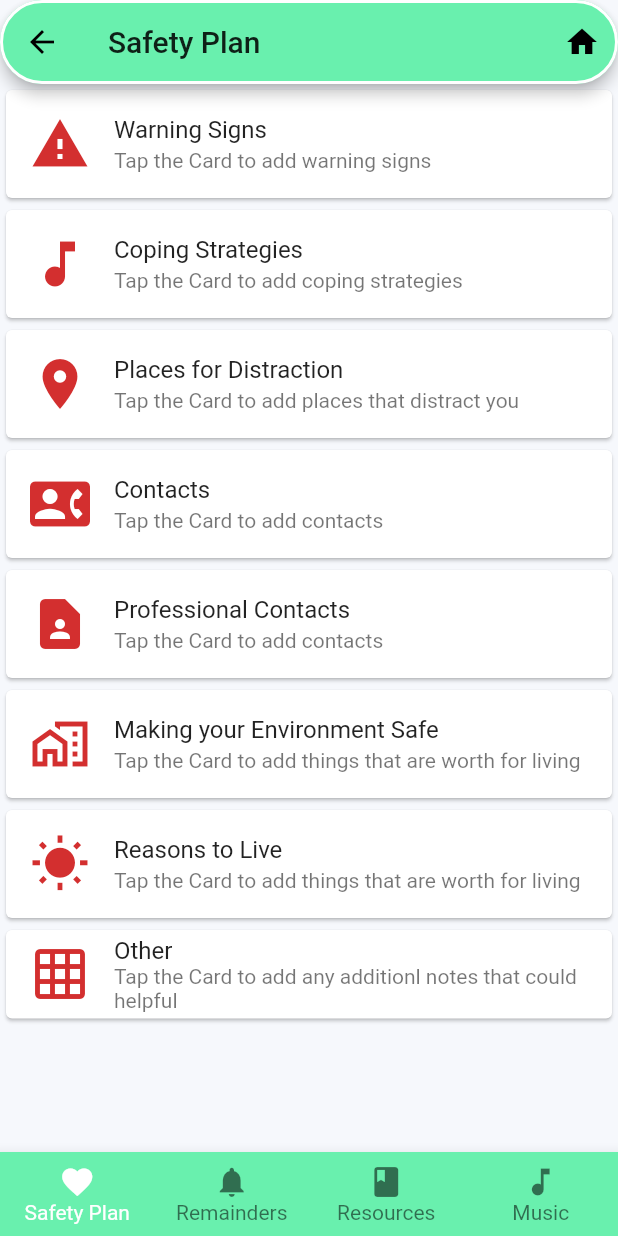
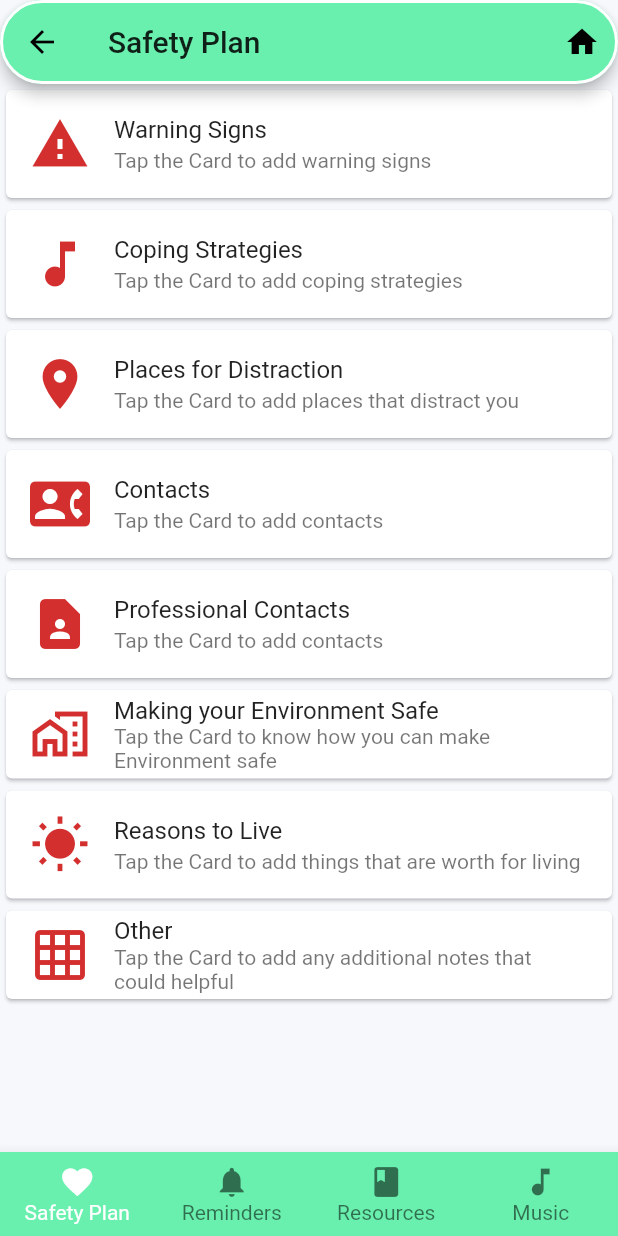
Before and after one commit to Kurama-tech/safety-ui, a Flutter app: the screen it shows after launch, after a tap on "Safety Plan", on a phone screen of 412 x 824 dp. Run offline on Flutter 3.47's test engine with Material 2 defaults, Android fonts, the phone set to English and light mode, and no system bars; our stand-ins replace date_format, flare_flutter, flutter_local_notifications, flutter_native_timezone, flutter_speed_dial, google_fonts and 4 more; accounts and stored records are empty; statements that could not run were skipped.

Commit message:
corrected the typo mistakes

```diff
--- a/lib/view/homeView.dart
+++ b/lib/view/homeView.dart
@@ -248,7 +248,7 @@ class MyHomePage extends StatelessWidget {
           child: Icon(Icons.call),
           backgroundColor: Colors.redAccent,
           label: 'Call 911',
-          labelStyle: TextStyle(fontSize: 18.0,color: Colors.white),
+          labelStyle: TextStyle(fontSize: 18.0,color: Colors.greenAccent),
           onTap: () => launch("tel:911"),
           onLongPress: () => print('FIRST CHILD LONG PRESS'),
         ),
@@ -259,7 +259,7 @@ class MyHomePage extends StatelessWidget {
           ),
           backgroundColor: Colors.orangeAccent,
           label: 'Call Helpline',
-          labelStyle: TextStyle(fontSize: 18.0,color: Colors.white),
+          labelStyle: TextStyle(fontSize: 18.0,color: Colors.greenAccent),
           onTap: () {
             launch("tel:18002738255");
           },
--- a/lib/view/musicView.dart
+++ b/lib/view/musicView.dart
@@ -156,7 +156,7 @@ class _MusicView extends State<MusicView> {
             icon: Icon(Icons.favorite),
           ),
           BottomNavigationBarItem(
-            label: 'Remainders',
+            label: 'Reminders',
             icon: Icon(Icons.notifications),
           ),
           BottomNavigationBarItem(
--- a/lib/view/remindersView.dart
+++ b/lib/view/remindersView.dart
@@ -105,7 +105,7 @@ class _RemindersState extends State<Reminders> with TickerProviderStateMixin {
             icon: Icon(Icons.favorite),
           ),
           BottomNavigationBarItem(
-            label: 'Remainders',
+            label: 'Reminders',
             icon: Icon(Icons.notifications),
           ),
           BottomNavigationBarItem(
--- a/lib/view/resourcesView.dart
+++ b/lib/view/resourcesView.dart
@@ -128,7 +128,7 @@ class _ResourcesState extends State<Resources> with TickerProviderStateMixin {
                         style: TextStyle(fontSize: 20),
                       ),
                       subtitle: Text(
-                        "SAMHSA's National Helpline is a free confidential information and referral servide that is available 24/7 for individuals for families facing mental halth or substance use problems.",
+                        "SAMHSA's National Helpline is a free confidential information and referral service that is available 24/7 for individuals for families facing mental health or substance use problems.",
                         style: GoogleFonts.robotoSlab(fontSize: 15.0),
                       ),
                     ),
@@ -339,7 +339,7 @@ class _ResourcesState extends State<Resources> with TickerProviderStateMixin {
             icon: Icon(Icons.favorite),
           ),
           BottomNavigationBarItem(
-            label: 'Remainders',
+            label: 'Reminders',
             icon: Icon(Icons.notifications),
           ),
           BottomNavigationBarItem(
--- a/lib/view/safetyPlanView.dart
+++ b/lib/view/safetyPlanView.dart
@@ -148,7 +148,7 @@ class SafetyPlan extends StatelessWidget {
          containerData(context, Icons.contact_page, "Professional Contacts",
             "Tap the Card to add contacts", 'ContactsP'),
         containerDataStatic(context, Icons.maps_home_work_outlined,"Making your Environment Safe",
-            "Tap the Card to add things that are worth for living"),
+            "Tap the Card to know how you can make Environment safe"),
         containerData(context, Icons.wb_sunny, "Reasons to Live",
             "Tap the Card to add things that are worth for living", 'Reasons'),
 
@@ -156,7 +156,7 @@ class SafetyPlan extends StatelessWidget {
             context,
             Icons.grid_on,
             "Other",
-            "Tap the Card to add any additionl notes that could helpful",
+            "Tap the Card to add any additional notes that could helpful",
             'Notes'),
         //containerData(icon, title, subtitle)
       ]),
@@ -202,7 +202,7 @@ class SafetyPlan extends StatelessWidget {
             icon: Icon(Icons.favorite),
           ),
           BottomNavigationBarItem(
-            label: 'Remainders',
+            label: 'Reminders',
             icon: Icon(Icons.notifications),
           ),
           BottomNavigationBarItem(
```
